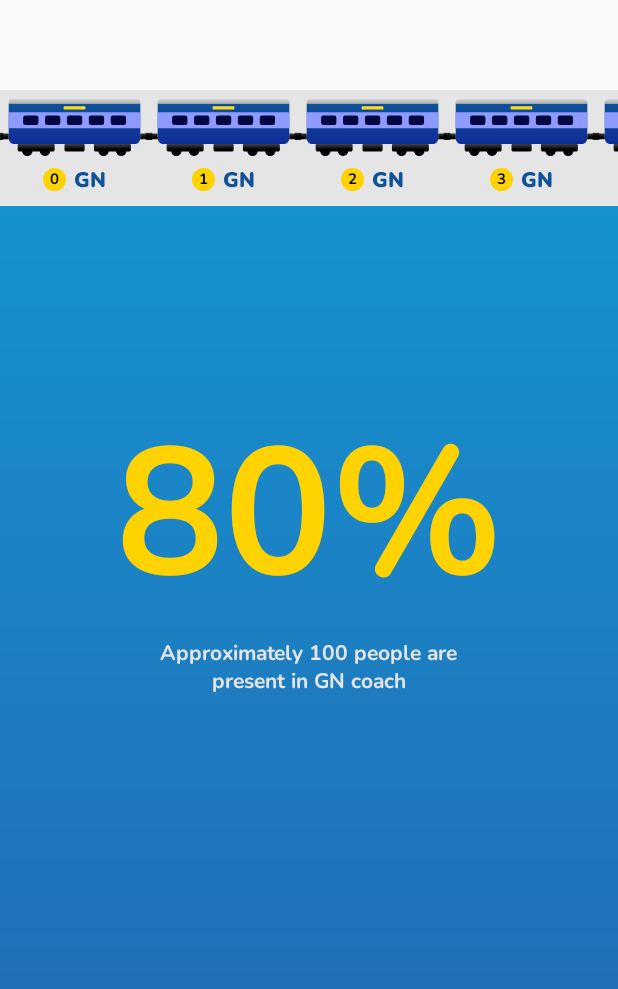
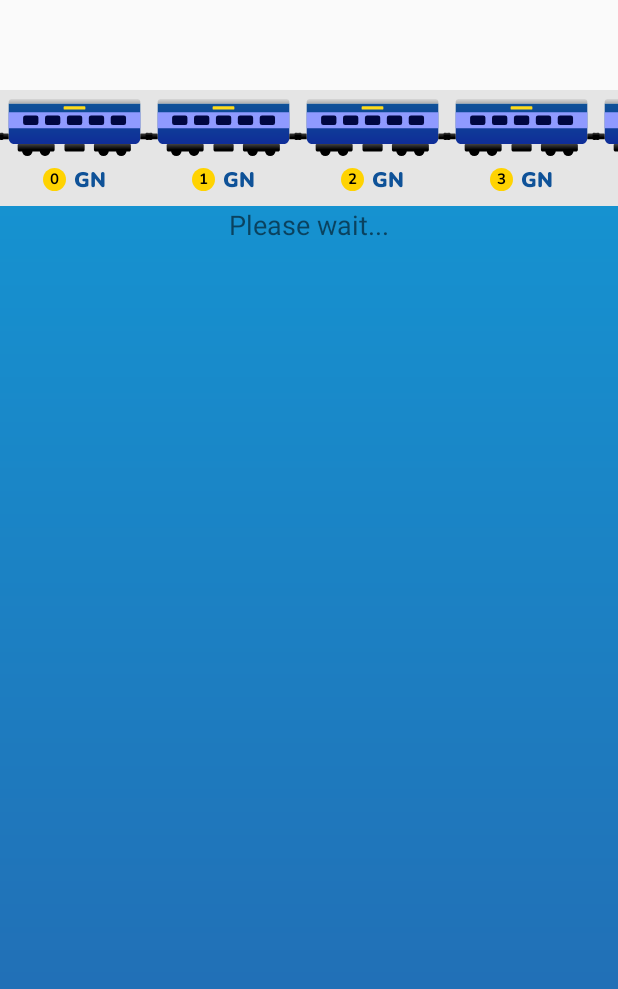
Before and after one commit to MeetSuthar278/Digi-Rail, an Android app: the MonitoringTrain screen opened directly, with no data from a screen before it, after a tap on "TODO", on a phone screen of 412 x 824 dp. Shown: the top 989 px of the screen. Run offline under Robolectric (Android 15) with nearby library versions, the phone set to English and light mode, and no system bars; Roboto replaces fonts that are not available here.

Commit message:
add new feature monitoting

```diff
--- a/app/src/main/java/com/example/myrail/MonitoringTrain.java
+++ b/app/src/main/java/com/example/myrail/MonitoringTrain.java
@@ -1,6 +1,9 @@
 package com.example.myrail;
 
+import android.graphics.Bitmap;
+import android.graphics.BitmapFactory;
 import android.os.Bundle;
+import android.util.Log;
 import android.view.View;
 import android.widget.TextView;
 
@@ -11,15 +14,34 @@ import androidx.core.view.ViewCompat;
 import androidx.core.view.WindowInsetsCompat;
 import androidx.recyclerview.widget.LinearLayoutManager;
 import androidx.recyclerview.widget.RecyclerView;
+import org.json.JSONException;
+import org.json.JSONObject;
+
+import okhttp3.Call;
+import okhttp3.Callback;
+import okhttp3.MediaType;
+import okhttp3.MultipartBody;
+import okhttp3.OkHttpClient;
+import okhttp3.Request;
+import okhttp3.RequestBody;
+import okhttp3.Response;
+
+import java.io.ByteArrayOutputStream;
+import java.io.IOException;
+import java.util.concurrent.TimeUnit;
 
 import java.util.ArrayList;
 
 public class MonitoringTrain extends AppCompatActivity {
 
+    private static final String TAG = "MainActivity";
+    private static final String URL = "https://monitoring-c4nh.onrender.com/detect_persons";
+    private static final int DEFAULT_TOTAL = 20;
+
     private CoachListAdapter coachListAdapter;
     private ArrayList<CoachItem> coacharray;
     private RecyclerView coach_list;
-    private TextView mtr_data,mtr_dsp;
+    private TextView mtr_data,mtr_dsp,waitTextView;
     @Override
     protected void onCreate(Bundle savedInstanceState) {
         super.onCreate(savedInstanceState);
@@ -27,6 +49,10 @@ public class MonitoringTrain extends AppCompatActivity {
 
         mtr_data = findViewById(R.id.mtr_data);
         mtr_dsp = findViewById(R.id.mtr_des);
+        waitTextView = findViewById(R.id.waitTextView);
+
+        // Show "Please wait..." message
+        waitTextView.setVisibility(View.VISIBLE);
 
         coach_list = findViewById(R.id.coach_list);
         coacharray = new ArrayList<>();
@@ -46,11 +72,74 @@ public class MonitoringTrain extends AppCompatActivity {
             public void onItemClick(View view, int position) {
                 CoachItem clickedItem = coacharray.get(position);
                 int per = position+80;
-                int ppl = position*5 + 100;
+                //int ppl = position*5 + 100;
                 String cch = "GN";
                 String strper = Integer.toString(per);
-                mtr_data.setText(strper+"%");
-                mtr_dsp.setText("Approximately "+ppl+" people are present in "+cch+" coach");
+
+               // mtr_dsp.setText("Approximately "+ppl+" people are present in "+cch+" coach");
+
+                int imageResourceId = R.drawable.test_3;
+
+                // Convert drawable to byte array
+                Bitmap bitmap = BitmapFactory.decodeResource(getResources(), imageResourceId);
+                ByteArrayOutputStream outputStream = new ByteArrayOutputStream();
+                bitmap.compress(Bitmap.CompressFormat.PNG, 100, outputStream);
+                byte[] byteArray = outputStream.toByteArray();
+
+                // Create OkHttpClient instance
+                OkHttpClient client = new OkHttpClient.Builder()
+                        .connectTimeout(30, TimeUnit.SECONDS) // Increase connect timeout
+                        .readTimeout(30, TimeUnit.SECONDS) // Increase read timeout
+                        .writeTimeout(30, TimeUnit.SECONDS) // Increase write timeout
+                        .build();
+
+                // Create request body
+                RequestBody requestBody = new MultipartBody.Builder()
+                        .setType(MultipartBody.FORM)
+                        .addFormDataPart("image", "test_3.jpeg", RequestBody.create(MediaType.parse("image/jpeg"), byteArray,0, byteArray.length))
+                        .build();
+
+                // Create POST request
+                Request request = new Request.Builder()
+                        .url(URL)
+                        .post(requestBody)
+                        .build();
+
+                client.newCall(request).enqueue(new Callback() {
+                    @Override
+                    public void onFailure(Call call, IOException e) {
+                        e.printStackTrace();
+                    }
+
+                    @Override
+                    public void onResponse(Call call, Response response) throws IOException {
+                        if (response.isSuccessful()) {
+                            String responseBody = response.body().string();
+                            Log.d(TAG, "Response: " + responseBody);
+                            try {
+                                // Parse JSON response
+                                JSONObject jsonObject = new JSONObject(responseBody);
+                                int count = jsonObject.getInt("person_count");
+
+                                // Calculate percentage
+                                double percentage = (double) count / DEFAULT_TOTAL * 100;
+
+                                runOnUiThread(() -> {
+                                    // Display the percentage on the TextView
+                                    waitTextView.setVisibility(View.GONE);
+                                    mtr_data.setText(percentage + "%");
+                                    mtr_dsp.setText("Approximately "+count+" people are present in "+cch+" coach");
+                                });
+                            } catch (JSONException e) {
+                                e.printStackTrace();
+                            }
+                        } else {
+                            // Handle unsuccessful response here
+                            Log.d(TAG, "Request failed: " + response.code() + " - " + response.message());
+                        }
+                    }
+                });
+
             }
 
         });
--- a/app/src/main/res/layout/activity_monitoring_train.xml
+++ b/app/src/main/res/layout/activity_monitoring_train.xml
@@ -14,6 +14,17 @@
         android:layout_height="wrap_content"
         android:background="@color/grey"
         android:orientation="horizontal"/>
+    <TextView
+        android:id="@+id/waitTextView"
+        android:layout_width="wrap_content"
+        android:layout_centerHorizontal="true"
+        android:layout_centerVertical="true"
+        android:layout_height="wrap_content"
+        android:layout_below="@+id/coach_list"
+        android:layout_gravity="center"
+        android:text="Please wait..."
+        android:visibility="gone"
+        android:textSize="18sp"/>
 
     <TextView
         android:id="@+id/mtr_data"
@@ -37,4 +48,5 @@
        android:textColor="@color/grey"
        android:fontFamily="@font/nunito_bold"
        android:textAlignment="center"/>
+
 </RelativeLayout>
```
Also changed, not shown: app/src/main/res/drawable/test_3.jpeg (added).
